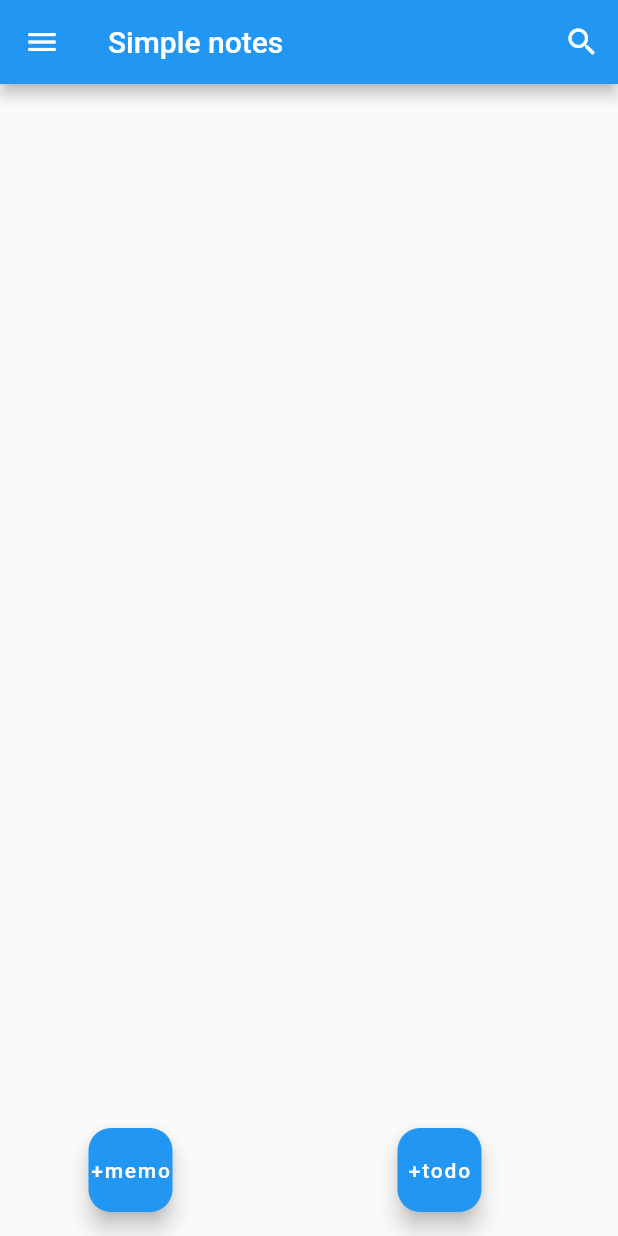
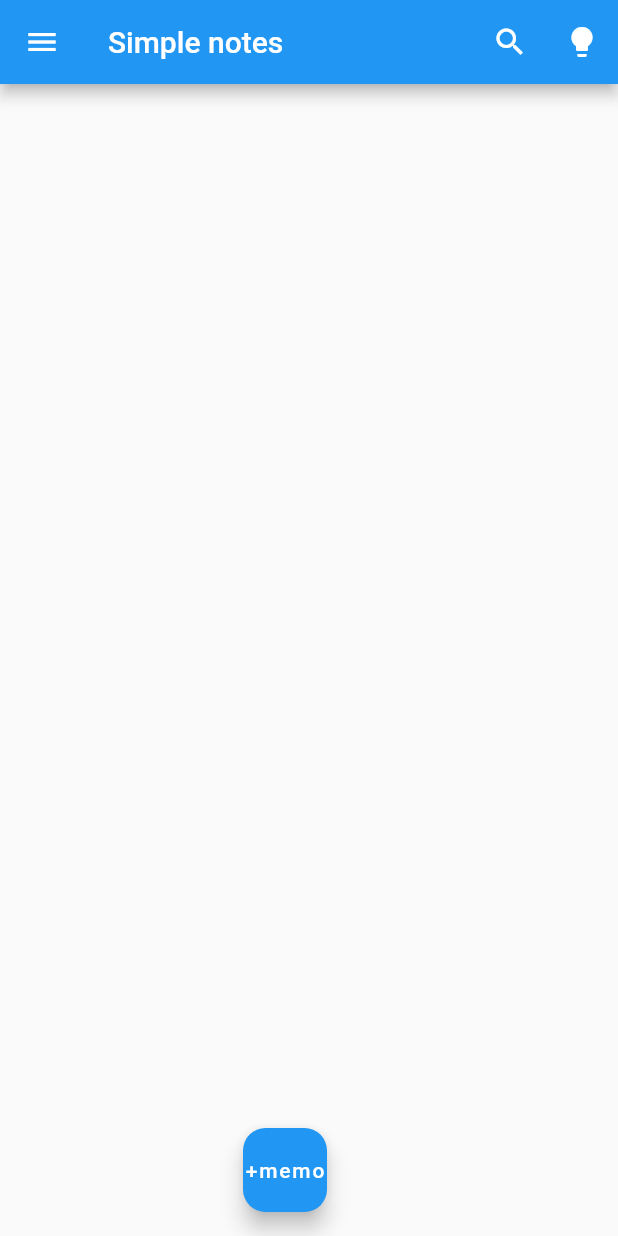
Before and after one commit to Forestieur/lab_3, a Flutter app: the screen it shows after launch, on a phone screen of 412 x 824 dp. Run offline on Flutter 3.47's test engine with Material 2 defaults, Android fonts, the phone set to English and light mode, and no system bars; our stand-ins replace get.

```diff
--- a/lib/main.dart
+++ b/lib/main.dart
@@ -3,6 +3,7 @@
 import 'dart:io';
 import 'package:flutter/material.dart';
 import 'package:path_provider/path_provider.dart';
+import 'package:get/get.dart';
 
 ///////// Data classes
 class Note {
@@ -37,21 +38,6 @@ class Memo extends Note {
 
 mixin Check {
   bool done = false;
-}
-
-class Todo extends Memo with Check {
-  Todo({isDone = false, details = '', title = '', level = 'none'})
-      : super(title: title, level: level) {
-    done = isDone;
-  }
-  @override
-  update(other) {
-    super.update(other);
-    this.done = other.done;
-  }
-
-  @override
-  toString() => "todo||$done||$title||$level||$details";
 }
 
 //TODO class Event extend Todo with Date
@@ -89,17 +75,13 @@ class Notes {
   load() async {
     //TODO load from file
     final directory = await getApplicationDocumentsDirectory();
-    print("load from $directory");
     final file = File(directory.path + "/notes.json");
+    print("load from $file");
     items.clear();
     for (String x in file.readAsLinesSync()) {
       print(x);
       var s = x.split("||");
       switch (s[0]) {
-        case "todo":
-          items.add(Todo(
-              isDone: s[1] == "true", title: s[2], level: s[3], details: s[4]));
-          break;
         case "memo":
           items.add(Memo(title: s[1], level: s[2], details: s[3]));
       }
@@ -110,8 +92,9 @@ class Notes {
   save() async {
     try {
       final directory = await getApplicationDocumentsDirectory();
-      print("save to $directory");
       final file = File(directory.path + "/notes.json");
+      print("save to $file");
+
       if (!file.existsSync()) {
         file.create();
       }
@@ -129,13 +112,16 @@ class Notes {
   }
 
   add<T extends Note>() {
-    final factories = <Type, Function>{Memo: () => Memo(), Todo: () => Todo()};
+    final factories = <Type, Function>{
+      Memo: () => Memo(),
+    };
     final one = (factories[T]!)();
     items.add(one);
     return one;
   }
 
   sorting(String type) {
+    // var tryP(x) => int.tryParse(x)
     if (type == "Title") {
       items.sort((a, b) =>
           (int.tryParse(a.title) != null && int.tryParse(b.title) != null)
@@ -175,7 +161,6 @@ class _ItemPageState extends State<ItemPage> {
     cntTitle.text = _item.title;
     cntLevel.text = _item.level;
     cntDetails.text = _item.details;
-    if (_item is Todo) _check = (_item as Todo).done;
   }
   @override
   void dispose() {
@@ -242,16 +227,6 @@ class _ItemPageState extends State<ItemPage> {
       body: Center(
         child: Column(
           children: [
-            if (_item is Todo)
-              CheckboxListTile(
-                value: _check,
-                title: const Text("Done"),
-                onChanged: (chk) {
-                  setState(() {
-                    _check = chk!;
-                  });
-                },
-              ),
             TextField(
               controller: cntTitle,
               decoration: const InputDecoration(labelText: 'Title'),
@@ -290,13 +265,6 @@ class _ItemPageState extends State<ItemPage> {
   }
 
   _upd() {
-    if (_item is Todo) {
-      return Todo(
-          isDone: _check,
-          details: cntDetails.text,
-          title: cntTitle.text,
-          level: cntLevel.text);
-    }
     // ignore: unnecessary_type_check
     if (_item is Memo) {
       return Memo(
@@ -311,12 +279,9 @@ class MyApp extends StatelessWidget {
   // This widget is the root of your application.
   @override
   Widget build(BuildContext context) {
-    return MaterialApp(
+    return GetMaterialApp(
       title: 'Flutter Demo',
       debugShowCheckedModeBanner: false,
-      theme: ThemeData(
-        primarySwatch: Colors.blue,
-      ),
       home: const HomePage(title: 'Simple notes'),
     );
   }
@@ -353,19 +318,7 @@ class _HomePageState extends State<HomePage> {
 
   listItem(i, context) {
     final one = notes.item(i);
-    if (one is Todo) {
-      return ListTile(
-        leading: Icon(
-          Icons.done,
-          color: one.done ? Colors.lightGreen : Colors.white,
-        ),
-        title: Text(one.title),
-        subtitle: Text(one.level),
-        trailing: Text(one.dateCreate.toString().substring(0, 10)),
-        dense: true,
-        onTap: () => showItem(one),
-      );
-    }
+
     if (one is Memo) {
       return ListTile(
         title: Text(one.title),
@@ -451,6 +404,13 @@ class _HomePageState extends State<HomePage> {
                           setState(() {
                             _searchBoolean = true;
                           });
+                        }),
+                    IconButton(
+                        icon: const Icon(Icons.lightbulb),
+                        onPressed: () {
+                          Get.isDarkMode
+                              ? Get.changeTheme(ThemeData.light())
+                              : Get.changeTheme(ThemeData.dark());
                         })
                   ]
                 : [
@@ -536,14 +496,6 @@ class _HomePageState extends State<HomePage> {
               tooltip: 'new memo item',
               child: const Text('+memo'),
             ),
-            FloatingActionButton(
-              onPressed: () => showItem(notes.add<Todo>()),
-              shape: const RoundedRectangleBorder(
-                  borderRadius: BorderRadius.all(Radius.circular(15.0))),
-              heroTag: 'todo',
-              tooltip: 'new todo item',
-              child: const Text('+todo'),
-            )
           ])
         ]));
   }
--- a/pubspec.yaml
+++ b/pubspec.yaml
@@ -35,6 +35,8 @@ dependencies:
   # Use with the CupertinoIcons class for iOS style icons.
   cupertino_icons: ^1.0.2
   path_provider: ^2.0.10
+  get: "4.6.0"
+  animations: ^2.0.2
 
 dev_dependencies:
   flutter_test:
```
Also changed, not shown: pubspec.lock.
